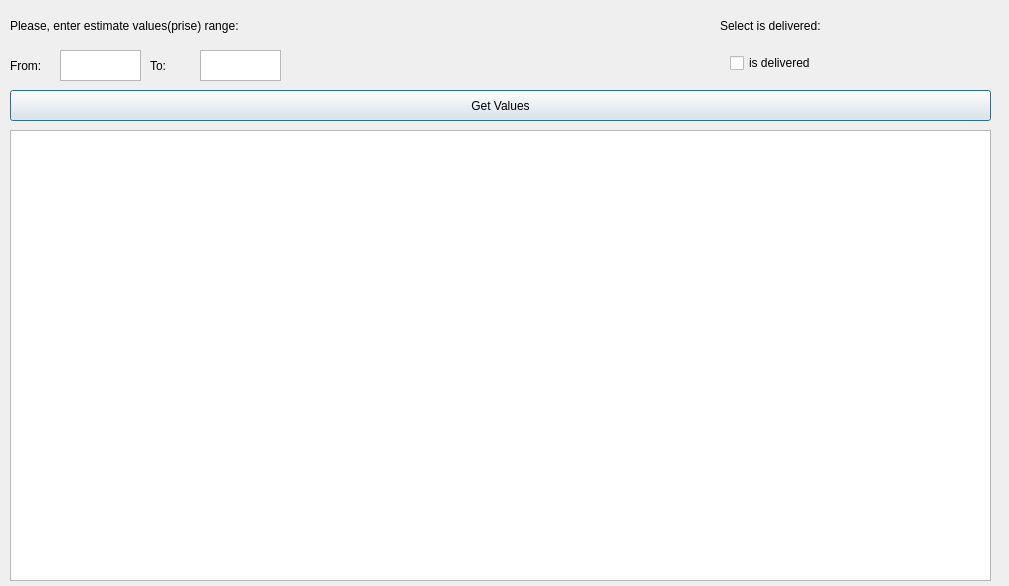
Old version of the form BD_lab2/cargo_dial.ui in the repository Janengh69/KV72_DOROSH_BD.
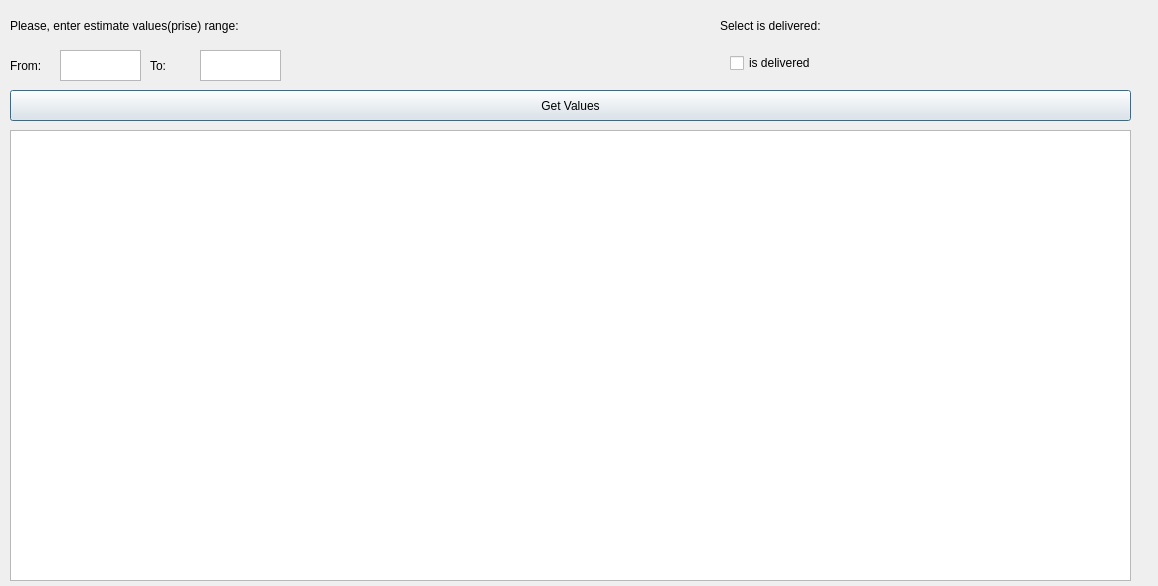
New version of the form.

What changed in the file:
```diff
--- a/BD_lab2/cargo_dial.ui
+++ b/BD_lab2/cargo_dial.ui
@@ -6,7 +6,7 @@
    <rect>
     <x>0</x>
     <y>0</y>
-    <width>1009</width>
+    <width>1158</width>
     <height>586</height>
    </rect>
   </property>
@@ -18,7 +18,7 @@
     <rect>
      <x>10</x>
      <y>90</y>
-     <width>981</width>
+     <width>1121</width>
      <height>31</height>
     </rect>
    </property>
@@ -116,10 +116,15 @@
     <rect>
      <x>10</x>
      <y>130</y>
-     <width>981</width>
+     <width>1121</width>
      <height>451</height>
     </rect>
    </property>
+   <property name="font">
+    <font>
+     <pointsize>8</pointsize>
+    </font>
+   </property>
   </widget>
  </widget>
  <resources/>
```
